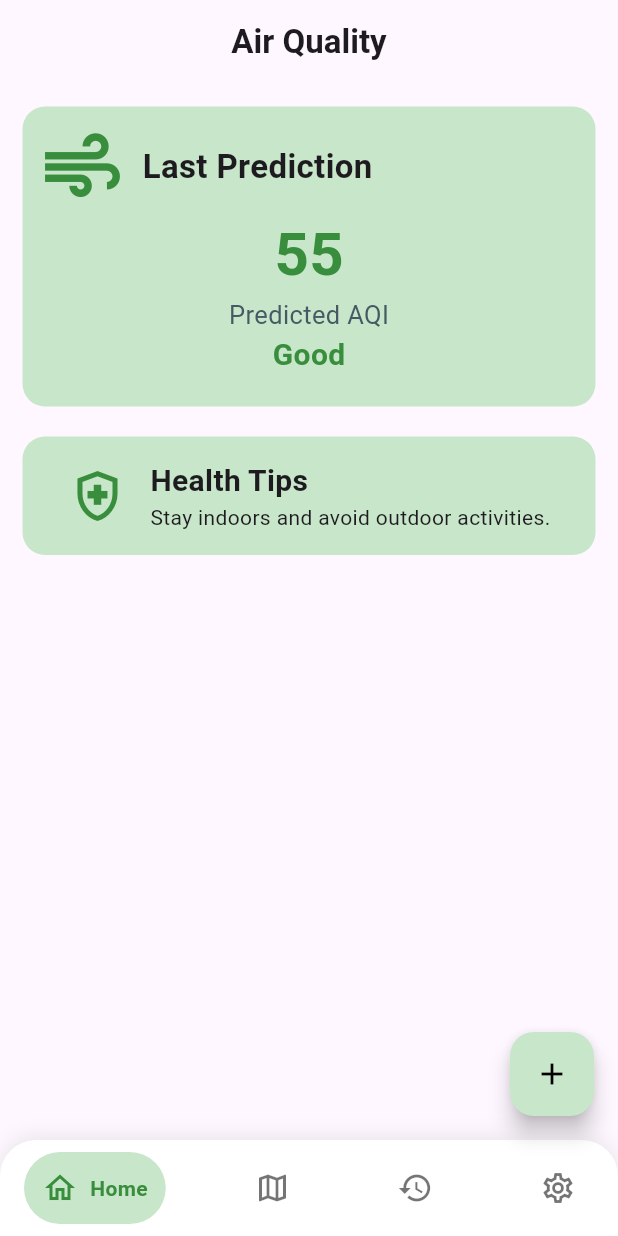
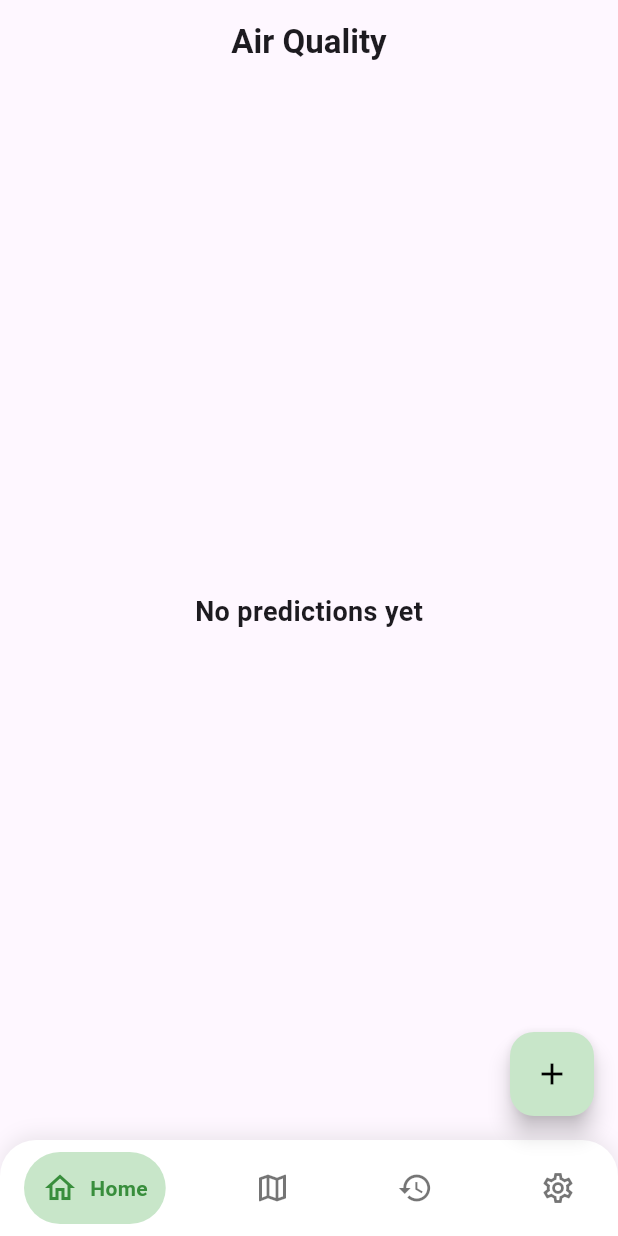
Before and after one commit to amrelmaadawy/pollution_predict, a Flutter app: the screen it shows after launch, on a phone screen of 412 x 824 dp. Run offline on Flutter 3.47's test engine with Material 3 defaults, Android fonts, the phone set to English and light mode, and no system bars; drawn by our look-alikes of google_nav_bar; our stand-ins replace bloc, dio, flutter_bloc, flutter_map, hive, hive_flutter and 2 more; accounts and stored records are empty.

Commit message:
present the prediction status

```diff
--- a/lib/features/home/ui/home.dart
+++ b/lib/features/home/ui/home.dart
@@ -1,14 +1,34 @@
 import 'package:flutter/material.dart';
+import 'package:hive_flutter/hive_flutter.dart';
 import 'package:pollution/core/app_colors.dart';
+import 'package:pollution/core/model/prediction_model.dart';
+import 'package:pollution/core/prediction_status.dart';
 
 class Home extends StatelessWidget {
   const Home({super.key});
 
   @override
   Widget build(BuildContext context) {
+    final box = Hive.box<PredictionModel>('pollutionBox');
+
     return Padding(
       padding: const EdgeInsets.all(15.0),
-      child: Column(
+      child: ValueListenableBuilder(
+        valueListenable: box.listenable(),
+        builder: (context, Box<PredictionModel> box, _) {
+          if (box.isEmpty) {
+            return const Center(
+              child: Text(
+                "No predictions yet",
+                style: TextStyle(fontSize: 18, fontWeight: FontWeight.bold),
+              ),
+            );
+          }
+
+          // آخر قيمة محفوظة
+          final lastPrediction = box.getAt(box.length - 1)!;
+
+          return Column(
             children: [
               Container(
                 width: double.infinity,
@@ -24,9 +44,13 @@ class Home extends StatelessWidget {
                     children: [
                       Row(
                         children: [
-                      Icon(Icons.air, color: klightGreenTextColor, size: 60),
-                      SizedBox(width: 10),
-                      Text(
+                          Icon(
+                            Icons.air,
+                            color: klightGreenTextColor,
+                            size: 60,
+                          ),
+                          const SizedBox(width: 10),
+                          const Text(
                             'Last Prediction',
                             style: TextStyle(
                               fontSize: 22,
@@ -36,43 +60,35 @@ class Home extends StatelessWidget {
                         ],
                       ),
                       Text(
-                    '55',
+                        lastPrediction.prediction, // هنا النتيجة
                         style: TextStyle(
                           fontSize: 40,
                           fontWeight: FontWeight.bold,
-                      color: klightGreenTextColor,
                         ),
                       ),
-                  Text(
+                      const Text(
                         'Predicted AQI',
-                    style: TextStyle(color: kSubTextColor, fontSize: 17),
+                        style: TextStyle(color: Colors.black54, fontSize: 17),
                       ),
-                  Text(
-                    'Good',
-                    style: TextStyle(
-                      fontSize: 20,
-                      color: klightGreenTextColor,
-                      fontWeight: FontWeight.bold,
-                    ),
-                  ),
+                      getPredictionStatus(double.parse( lastPrediction.prediction)),
                     ],
                   ),
                 ),
               ),
-          SizedBox(height: 20),
+              const SizedBox(height: 20),
               Container(
                 decoration: BoxDecoration(
                   color: kLightHighlightGreenColor,
                   borderRadius: BorderRadius.circular(15),
                 ),
-            child: Padding(
-              padding: const EdgeInsets.all(15.0),
+                child: const Padding(
+                  padding: EdgeInsets.all(15.0),
                   child: Row(
                     mainAxisAlignment: MainAxisAlignment.spaceEvenly,
                     children: [
                       Icon(
                         Icons.health_and_safety_outlined,
-                    color: klightGreenTextColor,
+                        color: Colors.green,
                         size: 40,
                       ),
                       Column(
@@ -93,6 +109,8 @@ class Home extends StatelessWidget {
                 ),
               ),
             ],
+          );
+        },
       ),
     );
   }
```
Also changed, not shown: lib/core/hive/hive_service.dart (+8 -0 lines), lib/core/prediction_status.dart (added, +59 -0 lines), lib/features/history/ui/widgets/prediction_detailes_view.dart (+28 -12 lines), lib/features/history/ui/widgets/preditction_item.dart (+6 -3 lines). Lines whose indentation alone changed are shown as unchanged.
